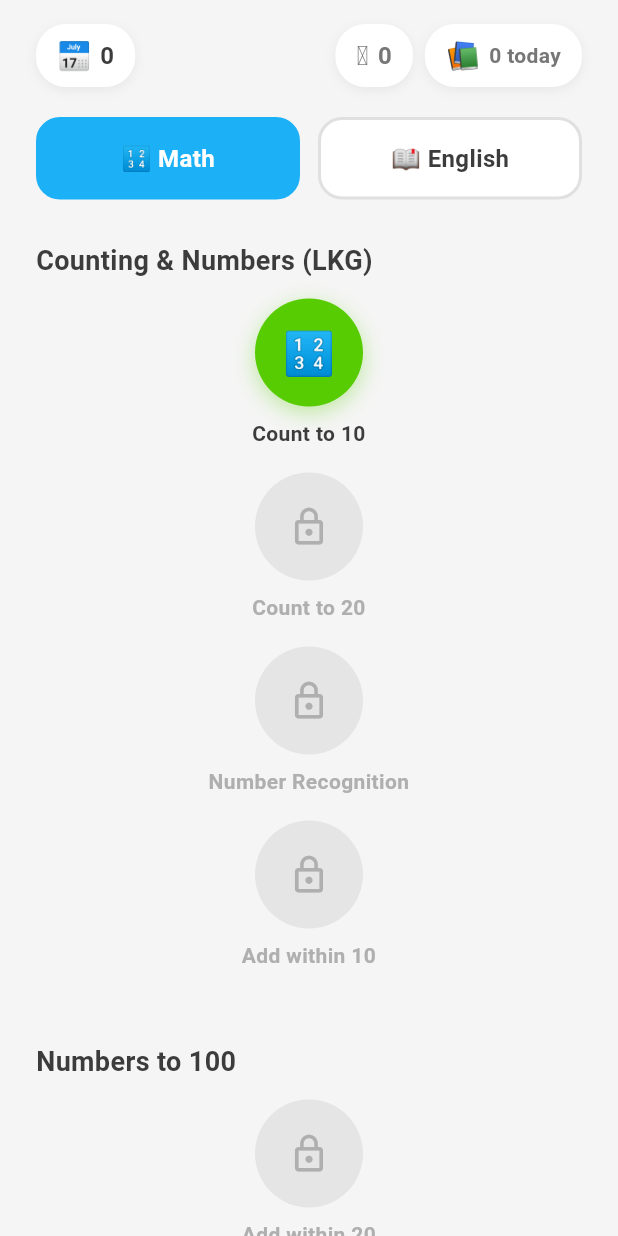
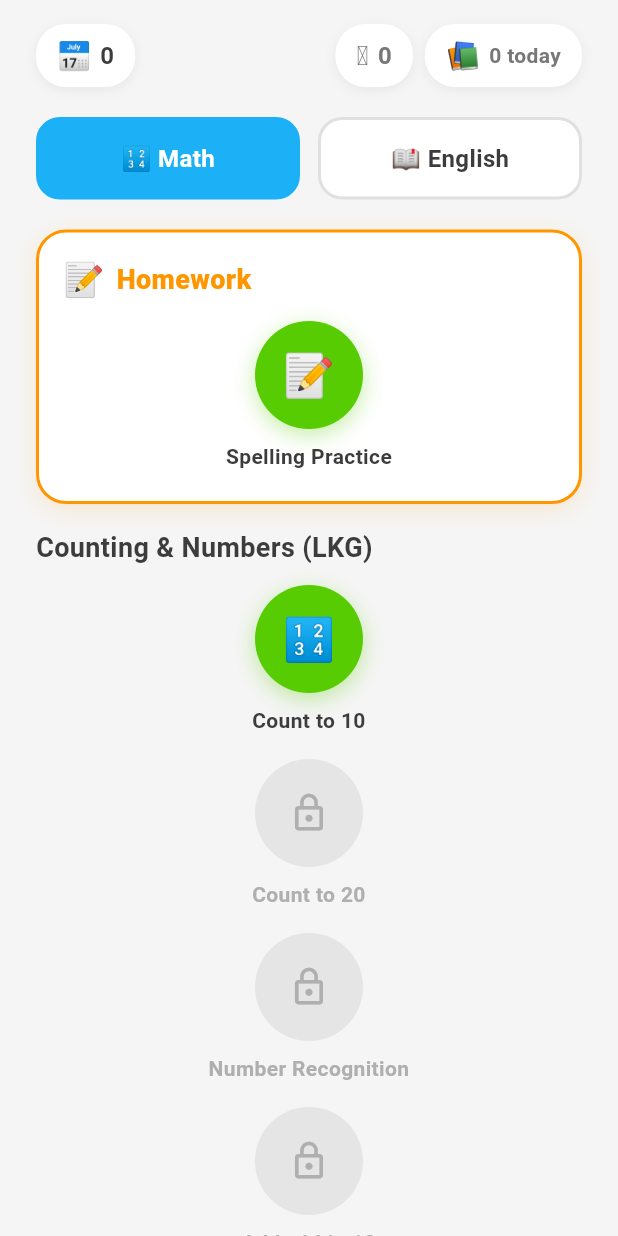
Before and after one commit to ravikiran10jan/kids-learning-app, a Flutter app: the HomeScreen screen opened by its route, on a phone screen of 412 x 824 dp. Run offline on Flutter 3.47's test engine with Material 3 defaults, Android fonts, the phone set to English and light mode, and no system bars; our stand-ins replace audioplayers, flutter_tts, shared_preferences; accounts and stored records are empty; network calls fail.

Commit message:
Add Homework section with 10 spelling words
- Create homework_content.dart with dedicated homework unit, skill,
  and 10 advanced spelling words (modern, design, circle, corners,
  create, change, present, square, smooth, build) as swap-tiles items
- Homework renders in a distinct orange-bordered card at the top of
  the home screen, separate from the curriculum path (always unlocked)
- Homework lessons include all 10 words per session (regular lessons
  stay capped at 7)
- Fix duplicated spell items: previous insertion matched an identical
  'bug' answer anchor in es18 and es31, inserting the block twice;
  remove both copies and revert es31 to its original 8 items

```diff
--- a/mobile/lib/models/demo_data.dart
+++ b/mobile/lib/models/demo_data.dart
@@ -5,6 +5,7 @@ import '../models/skill.dart';
 import '../models/item.dart';
 import 'math_content.dart';
 import 'english_content.dart';
+import 'homework_content.dart';
 
 // ─── ENGLISH UNITS ───
 final demoEnglishUnits = [
@@ -237,9 +238,9 @@ final demoMathItems = [
 ];
 
 // ─── HELPERS ───
-final allDemoUnits = [...demoEnglishUnits, ...demoMathUnits, ...mathCambridgeUnits, ...englishCambridgeUnits];
-final allDemoSkills = [...demoEnglishSkills, ...demoMathSkills, ...mathCambridgeSkills, ...englishCambridgeSkills];
-final allDemoItems = [...demoEnglishItems, ...demoMathItems, ...mathCambridgeItems, ...englishCambridgeItems];
+final allDemoUnits = [...demoEnglishUnits, ...demoMathUnits, ...mathCambridgeUnits, ...englishCambridgeUnits, ...homeworkUnits];
+final allDemoSkills = [...demoEnglishSkills, ...demoMathSkills, ...mathCambridgeSkills, ...englishCambridgeSkills, ...homeworkSkills];
+final allDemoItems = [...demoEnglishItems, ...demoMathItems, ...mathCambridgeItems, ...englishCambridgeItems, ...homeworkItems];
 
 List<Item> itemsForSkill(String skillId) {
   return allDemoItems.where((i) => i.skillId == skillId).toList();
--- /dev/null
+++ b/mobile/lib/models/homework_content.dart
@@ -0,0 +1,53 @@
+import 'subject.dart';
+import 'exercise_type.dart';
+import 'unit.dart';
+import 'skill.dart';
+import 'item.dart';
+
+// ─── Homework Units ───────────────────────────────────────────────────────────
+// Homework is a separate section from the regular curriculum path.
+// Homework skills have no prerequisites and are always unlocked.
+final List<Unit> homeworkUnits = [
+  Unit(id: 'eng-hw', subject: Subject.ENGLISH, code: 'ENG-HW', title: 'Homework', skillIds: ['hw1']),
+];
+
+// ─── Homework Skills ──────────────────────────────────────────────────────────
+final List<Skill> homeworkSkills = [
+  Skill(id: 'hw1', subject: Subject.ENGLISH, unitCode: 'ENG-HW',
+      title: 'Spelling Practice', icon: '📝', prerequisites: [],
+      itemIds: ['ei462','ei463','ei464','ei465','ei466','ei467','ei468','ei469','ei470','ei471']),
+];
+
+// ─── Homework Items ───────────────────────────────────────────────────────────
+final List<Item> homeworkItems = [
+  Item(id: 'ei462', skillId: 'hw1', exerciseType: ExerciseType.spell_tiles,
+      prompt: ItemPrompt(text: 'Spell this: 🏢 (up to date, not old-fashioned)'),
+      answer: ['m', 'o', 'd', 'e', 'r', 'n'], distractors: ['a', 'p', 's']),
+  Item(id: 'ei463', skillId: 'hw1', exerciseType: ExerciseType.spell_tiles,
+      prompt: ItemPrompt(text: 'Spell this: 🎨 (a plan or drawing for something)'),
+      answer: ['d', 'e', 's', 'i', 'g', 'n'], distractors: ['a', 'o', 'r']),
+  Item(id: 'ei464', skillId: 'hw1', exerciseType: ExerciseType.spell_tiles,
+      prompt: ItemPrompt(text: 'Spell this: ⭕ (a round shape with no corners)'),
+      answer: ['c', 'i', 'r', 'c', 'l', 'e'], distractors: ['a', 'o', 's']),
+  Item(id: 'ei465', skillId: 'hw1', exerciseType: ExerciseType.spell_tiles,
+      prompt: ItemPrompt(text: 'Spell this: 📐 (the edges where sides of something meet)'),
+      answer: ['c', 'o', 'r', 'n', 'e', 'r', 's'], distractors: ['a', 'd', 't']),
+  Item(id: 'ei466', skillId: 'hw1', exerciseType: ExerciseType.spell_tiles,
+      prompt: ItemPrompt(text: 'Spell this: 🛠️ (to make or produce something)'),
+      answer: ['c', 'r', 'e', 'a', 't', 'e'], distractors: ['o', 's', 'i']),
+  Item(id: 'ei467', skillId: 'hw1', exerciseType: ExerciseType.spell_tiles,
+      prompt: ItemPrompt(text: 'Spell this: 🔄 (to make something different)'),
+      answer: ['c', 'h', 'a', 'n', 'g', 'e'], distractors: ['o', 'r', 's']),
+  Item(id: 'ei468', skillId: 'hw1', exerciseType: ExerciseType.spell_tiles,
+      prompt: ItemPrompt(text: 'Spell this: 🎁 (to give or show something)'),
+      answer: ['p', 'r', 'e', 's', 'e', 'n', 't'], distractors: ['a', 'd', 'o']),
+  Item(id: 'ei469', skillId: 'hw1', exerciseType: ExerciseType.spell_tiles,
+      prompt: ItemPrompt(text: 'Spell this: 🟦 (a shape with 4 equal sides)'),
+      answer: ['s', 'q', 'u', 'a', 'r', 'e'], distractors: ['c', 'o', 'e']),
+  Item(id: 'ei470', skillId: 'hw1', exerciseType: ExerciseType.spell_tiles,
+      prompt: ItemPrompt(text: 'Spell this: 🧈 (having an even surface, not rough)'),
+      answer: ['s', 'm', 'o', 'o', 't', 'h'], distractors: ['a', 'e', 'n']),
+  Item(id: 'ei471', skillId: 'hw1', exerciseType: ExerciseType.spell_tiles,
+      prompt: ItemPrompt(text: 'Spell this: 🏗️ (to construct something)'),
+      answer: ['b', 'u', 'i', 'l', 'd'], distractors: ['a', 'e', 'o']),
+];
--- a/mobile/lib/screens/home_screen.dart
+++ b/mobile/lib/screens/home_screen.dart
@@ -6,6 +6,7 @@ import '../models/subject.dart';
 import '../models/demo_data.dart';
 import '../models/math_content.dart';
 import '../models/english_content.dart';
+import '../models/homework_content.dart';
 import '../theme/app_theme.dart';
 import 'lesson_screen.dart';
 import 'streak_screen.dart';
@@ -30,6 +31,7 @@ class HomeScreen extends StatelessWidget {
               child: ListView(
                 padding: const EdgeInsets.symmetric(horizontal: 24, vertical: 16),
                 children: [
+                  _buildHomeworkSection(context, state),
                   for (final unit in units) ...[
                     _buildUnitHeader(unit.title),
                     ...unit.skillIds.map((sid) {
@@ -220,6 +222,53 @@ class HomeScreen extends StatelessWidget {
     );
   }
 
+  // ─── Homework Section (separate from the curriculum path) ───
+  Widget _buildHomeworkSection(BuildContext context, AppState state) {
+    if (homeworkSkills.isEmpty) return const SizedBox.shrink();
+    return Container(
+      margin: const EdgeInsets.only(bottom: 8),
+      padding: const EdgeInsets.fromLTRB(16, 16, 16, 4),
+      decoration: BoxDecoration(
+        color: Colors.white,
+        borderRadius: BorderRadius.circular(20),
+        border: Border.all(color: AppColors.accent, width: 2),
+        boxShadow: [
+          BoxShadow(
+            color: AppColors.accent.withOpacity(0.15),
+            blurRadius: 12,
+            offset: const Offset(0, 4),
+          ),
+        ],
+      ),
+      child: Column(
+        crossAxisAlignment: CrossAxisAlignment.start,
+        children: [
+          Row(
+            children: [
+              const Text('📝', style: TextStyle(fontSize: 22)),
+              const SizedBox(width: 8),
+              const Text(
+                'Homework',
+                style: TextStyle(
+                  fontSize: 18,
+                  fontWeight: FontWeight.w800,
+                  color: AppColors.accent,
+                ),
+              ),
+            ],
+          ),
+          const SizedBox(height: 12),
+          ...homeworkUnits.expand((unit) => unit.skillIds.map((sid) {
+                final skill = findSkill(sid);
+                if (skill == null) return const SizedBox.shrink();
+                return _buildSkillNode(context, state, skill,
+                    activeColor: AppColors.accent);
+              })),
+        ],
+      ),
+    );
+  }
+
   Widget _buildUnitHeader(String title) {
     return Padding(
       padding: const EdgeInsets.only(bottom: 12, top: 8),
@@ -234,7 +283,8 @@ class HomeScreen extends StatelessWidget {
     );
   }
 
-  Widget _buildSkillNode(BuildContext context, AppState state, Skill skill) {
+  Widget _buildSkillNode(BuildContext context, AppState state, Skill skill,
+      {Color? activeColor}) {
     final mastery = state.masteryForSkill(skill.id);
     final unlocked = state.isSkillUnlocked(skill);
     final isComplete = mastery >= 80;
@@ -245,9 +295,10 @@ class HomeScreen extends StatelessWidget {
     } else if (isComplete) {
       nodeColor = AppColors.goldCoin;
     } else if (mastery > 0) {
-      nodeColor = state.currentSubject == Subject.MATH
-          ? AppColors.mathGradient1
-          : AppColors.englishGradient1;
+      nodeColor = activeColor ??
+          (state.currentSubject == Subject.MATH
+              ? AppColors.mathGradient1
+              : AppColors.englishGradient1);
     } else {
       nodeColor = AppColors.primary;
     }
--- a/mobile/lib/state/app_state.dart
+++ b/mobile/lib/state/app_state.dart
@@ -9,6 +9,7 @@ import '../models/item.dart';
 import '../models/demo_data.dart';
 import '../models/math_content.dart';
 import '../models/english_content.dart';
+import '../models/homework_content.dart';
 import '../models/skill.dart';
 import '../services/api_service.dart';
 import '../utils/sound_util.dart';
@@ -163,7 +164,9 @@ class AppState extends ChangeNotifier {
   Lesson composeDemoLesson(String skillId) {
     final items = itemsForSkill(skillId);
     items.shuffle();
-    final count = items.length > 7 ? 7 : items.length;
+    // Homework lessons include all assigned words; regular lessons cap at 7
+    final isHomework = homeworkSkills.any((s) => s.id == skillId);
+    final count = isHomework ? items.length : (items.length > 7 ? 7 : items.length);
     final selected = items.take(count).toList();
     return Lesson(
       id: 'lesson_${DateTime.now().millisecondsSinceEpoch}',
```
Also changed, not shown: mobile/lib/models/english_content.dart (+1 -65 lines).
